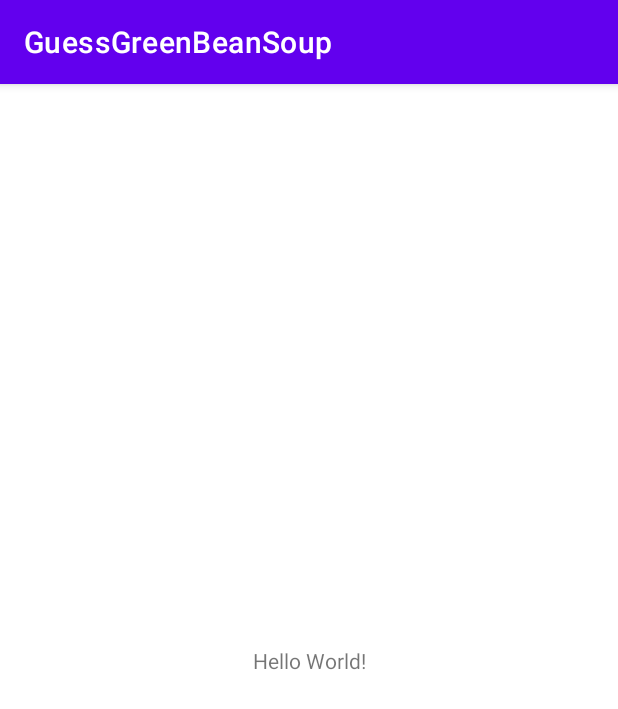
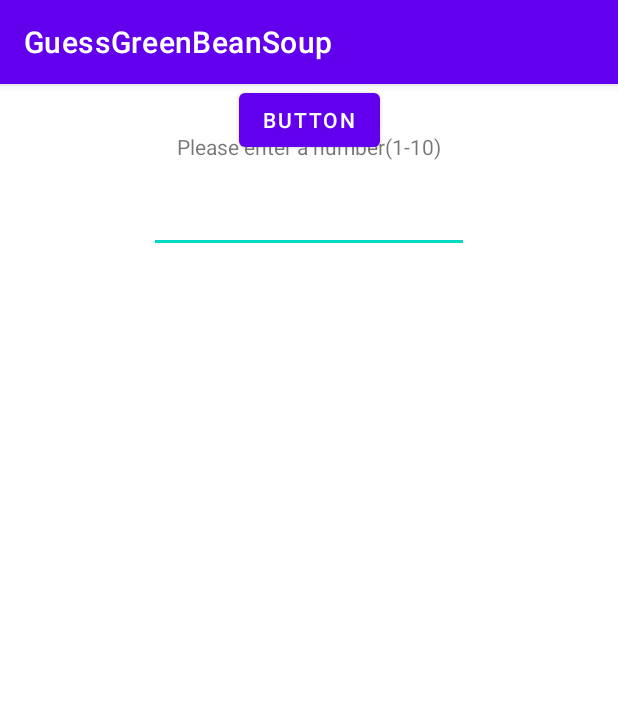
Before and after one commit to maxtsai1991/GuessGreenBeanSoup20220308, an Android app: the screen it shows after launch (MainActivity), on a phone screen of 412 x 824 dp. Shown: the top 709 px of the screen. Run offline under Robolectric (Android 15) with nearby library versions, the phone set to English and light mode, and no system bars.

Commit message:
2-4 新一代全能的約束版面ConstraintLayout(綠豆湯Kotlin Mvvm)

```diff
--- a/app/src/main/res/layout/activity_main.xml
+++ b/app/src/main/res/layout/activity_main.xml
@@ -7,13 +7,34 @@
     tools:context=".MainActivity">
 
     <TextView
-        android:id="@+id/hello_main"
+        android:id="@+id/textView2"
         android:layout_width="wrap_content"
         android:layout_height="wrap_content"
-        android:text="Hello World!"
-        app:layout_constraintBottom_toBottomOf="parent"
-        app:layout_constraintLeft_toLeftOf="parent"
-        app:layout_constraintRight_toRightOf="parent"
+        android:layout_marginStart="24dp"
+        android:layout_marginTop="32dp"
+        android:layout_marginEnd="24dp"
+        android:text="Please enter a number(1-10)"
+        app:layout_constraintEnd_toEndOf="parent"
+        app:layout_constraintStart_toStartOf="parent"
         app:layout_constraintTop_toTopOf="parent" />
 
+    <EditText
+        android:id="@+id/editTextNumberDecimal"
+        android:layout_width="wrap_content"
+        android:layout_height="wrap_content"
+        android:layout_marginTop="16dp"
+        android:ems="10"
+        android:inputType="numberDecimal"
+        app:layout_constraintEnd_toEndOf="parent"
+        app:layout_constraintStart_toStartOf="parent"
+        app:layout_constraintTop_toBottomOf="@+id/textView2" />
+
+    <Button
+        android:id="@+id/button"
+        android:layout_width="wrap_content"
+        android:layout_height="wrap_content"
+        android:text="Button"
+        app:layout_constraintEnd_toEndOf="parent"
+        app:layout_constraintStart_toStartOf="parent"
+        tools:layout_editor_absoluteY="141dp" />
 </androidx.constraintlayout.widget.ConstraintLayout>
```
